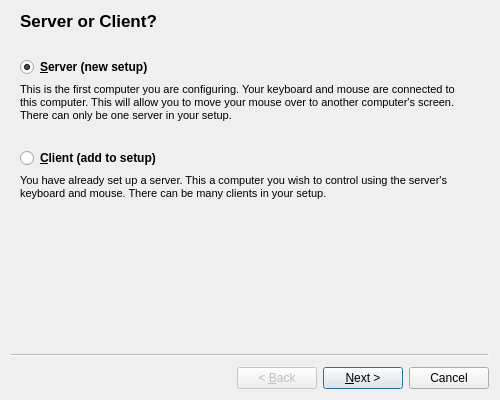
Old version of the form branches/1.4/src/gui/res/SetupWizardBase.ui in the repository svn2github/synergy-plus.
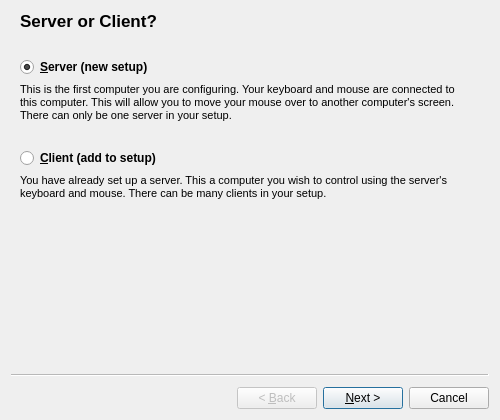
New version of the form.

Diff of the .ui file:
```diff
--- a/branches/1.4/src/gui/res/SetupWizardBase.ui
+++ b/branches/1.4/src/gui/res/SetupWizardBase.ui
@@ -7,27 +7,15 @@
     <x>0</x>
     <y>0</y>
     <width>500</width>
-    <height>400</height>
+    <height>420</height>
    </rect>
   </property>
-  <property name="sizePolicy">
-   <sizepolicy hsizetype="Expanding" vsizetype="Expanding">
-    <horstretch>0</horstretch>
-    <verstretch>0</verstretch>
-   </sizepolicy>
-  </property>
   <property name="minimumSize">
    <size>
     <width>500</width>
     <height>400</height>
    </size>
   </property>
-  <property name="maximumSize">
-   <size>
-    <width>500</width>
-    <height>400</height>
-   </size>
-  </property>
   <property name="windowTitle">
    <string>Setup Synergy</string>
   </property>
@@ -50,7 +38,7 @@
       <x>9</x>
       <y>0</y>
       <width>471</width>
-      <height>301</height>
+      <height>261</height>
      </rect>
     </property>
     <layout class="QVBoxLayout" name="verticalLayout_2">
@@ -150,10 +138,13 @@
        <property name="orientation">
         <enum>Qt::Vertical</enum>
        </property>
+       <property name="sizeType">
+        <enum>QSizePolicy::MinimumExpanding</enum>
+       </property>
        <property name="sizeHint" stdset="0">
         <size>
-         <width>20</width>
-         <height>40</height>
+         <width>0</width>
+         <height>0</height>
         </size>
        </property>
       </spacer>
```
Left out of the diff: 9 changed lines with no effect on the pictures.
